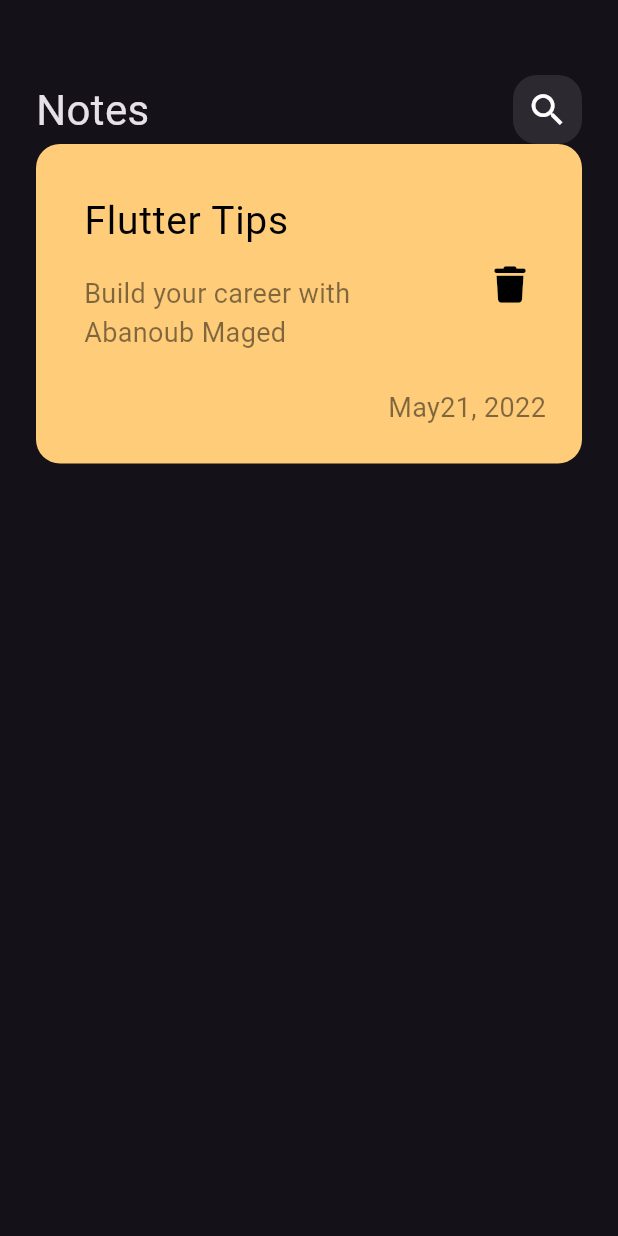
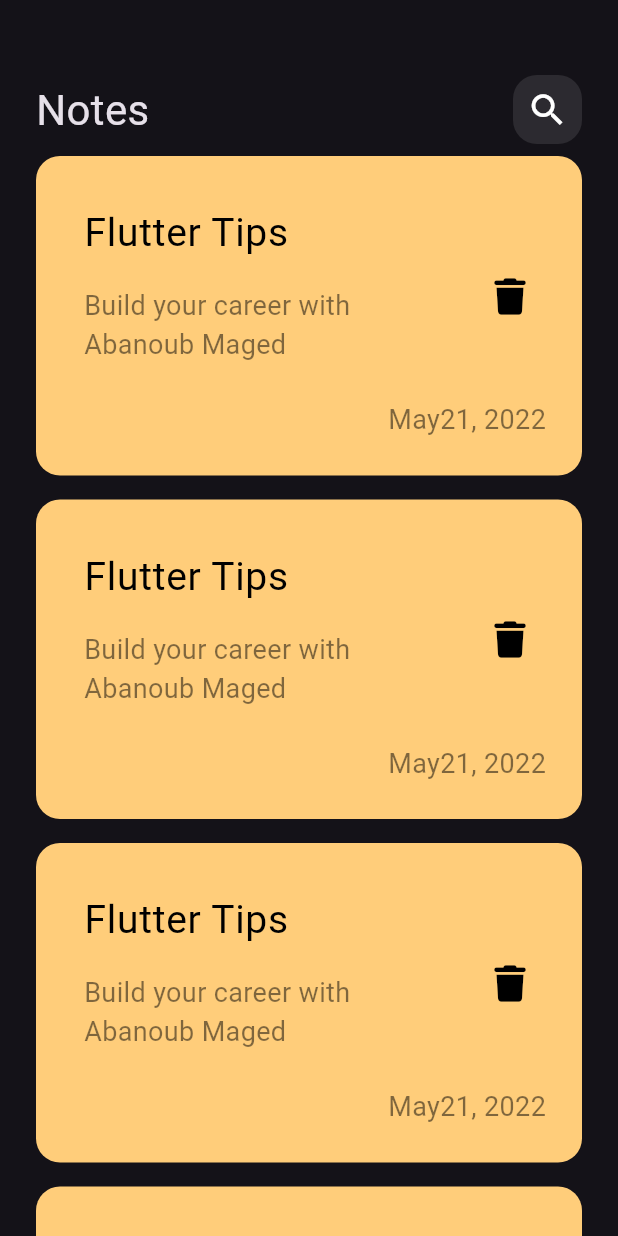
Before and after one commit to AbanoubMagedShawky/notes_app, a Flutter app: the screen it shows after launch, on a phone screen of 412 x 824 dp. Run offline on Flutter 3.47's test engine with Material 3 defaults, Android fonts, the phone set to English and light mode, and no system bars; our stand-ins replace font_awesome_flutter.

Commit message:
create Notes List View

```diff
--- a/lib/widgets/custom_app_bar.dart
+++ b/lib/widgets/custom_app_bar.dart
@@ -6,7 +6,7 @@ class CustomAppBar extends StatelessWidget {
 
   @override
   Widget build(BuildContext context) {
-    return Row(children: [
+    return const Row(children: [
       Text(
         'Notes',
         style: TextStyle(fontSize: 28),
--- a/lib/widgets/custom_note_item.dart
+++ b/lib/widgets/custom_note_item.dart
@@ -7,18 +7,18 @@ class NoteItem extends StatelessWidget {
   @override
   Widget build(BuildContext context) {
     return Container(
-      padding: EdgeInsets.only(
+      padding: const EdgeInsets.only(
         top: 24,
         bottom: 24,
         left: 16,
       ),
       decoration: BoxDecoration(
-        color: Color(0xFFffcd7a),
+        color: const Color(0xFFffcd7a),
         borderRadius: BorderRadius.circular(16),
       ),
       child: Column(crossAxisAlignment: CrossAxisAlignment.end, children: [
         ListTile(
-          title: Text(
+          title: const Text(
             'Flutter Tips',
             style: TextStyle(
               color: Colors.black,
@@ -37,7 +37,7 @@ class NoteItem extends StatelessWidget {
           ),
           trailing: IconButton(
               onPressed: () {},
-              icon: Icon(
+              icon: const Icon(
                 FontAwesomeIcons.trash,
                 color: Colors.black,
                 size: 24,
--- /dev/null
+++ b/lib/widgets/notes_list_view.dart
@@ -0,0 +1,16 @@
+import 'package:flutter/material.dart';
+import 'package:notes_app/widgets/custom_note_item.dart';
+
+class NotesListView extends StatelessWidget {
+  const NotesListView({super.key});
+
+  @override
+  Widget build(BuildContext context) {
+    return ListView.builder(itemBuilder: (context, index) {
+      return const Padding(
+        padding: EdgeInsets.symmetric(vertical: 8),
+        child: NoteItem(),
+      );
+    });
+  }
+}
--- a/lib/widgets/notes_view_body.dart
+++ b/lib/widgets/notes_view_body.dart
@@ -1,21 +1,21 @@
 import 'package:flutter/material.dart';
 import 'package:notes_app/widgets/custom_app_bar.dart';
-import 'package:notes_app/widgets/custom_note_item.dart';
+import 'package:notes_app/widgets/notes_list_view.dart';
 
 class NotesViewBody extends StatelessWidget {
   const NotesViewBody({super.key});
 
   @override
   Widget build(BuildContext context) {
-    return Padding(
-      padding: const EdgeInsets.symmetric(horizontal: 24),
+    return const Padding(
+      padding: EdgeInsets.symmetric(horizontal: 24),
       child: Column(
         children: [
           SizedBox(
             height: 50,
           ),
           CustomAppBar(),
-          NoteItem()
+          Expanded(child: NotesListView()),
         ],
       ),
     );
```
